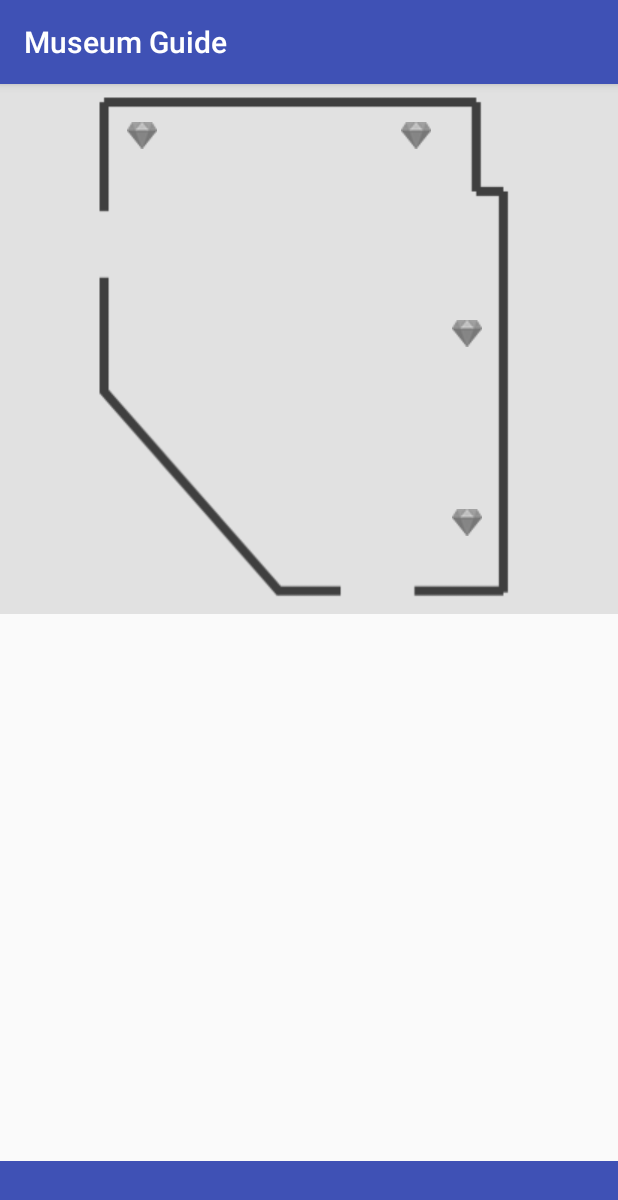
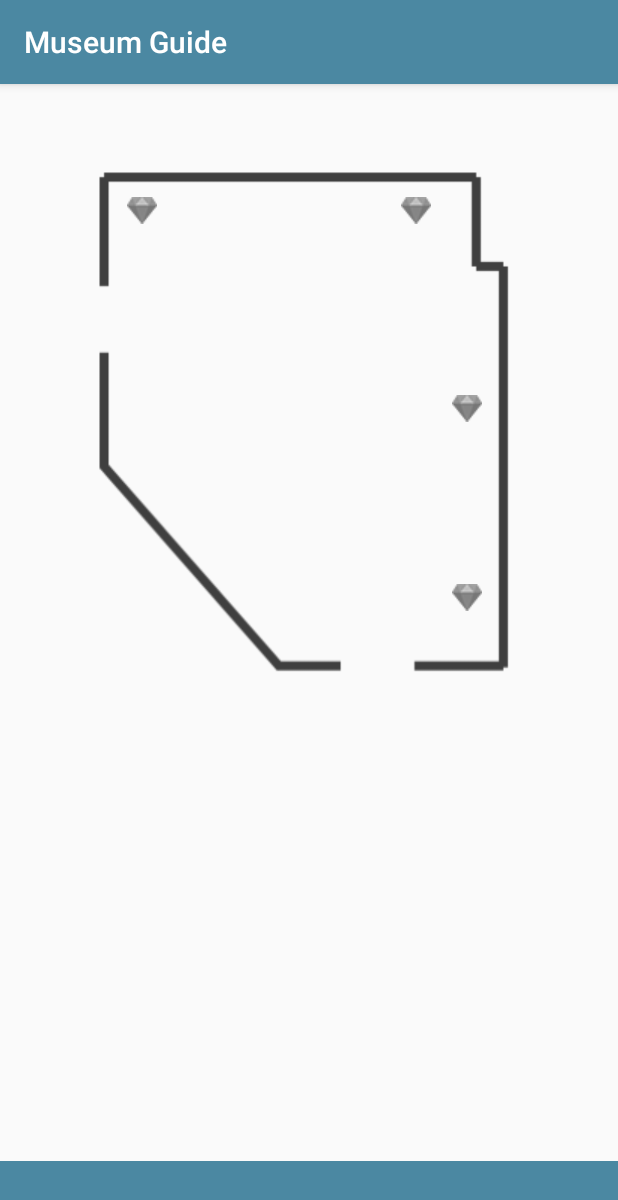
Before and after one commit to MuseumGuide/stickers-museum, an Android app: the Room screen opened directly, with no data from a screen before it, on a phone screen of 412 x 824 dp. Shown: the top 1200 px of the screen. Run offline under Robolectric (Android 15) with nearby library versions, the phone set to English and light mode, and no system bars; libraries missing offline, so code that uses them is left out: com.estimote.sdk; 3 statements that could not run were skipped.

Commit message:
demo changes

```diff
--- a/app/src/main/java/pl/zpi/museumguide/Room.java
+++ b/app/src/main/java/pl/zpi/museumguide/Room.java
@@ -57,10 +57,6 @@ public class Room extends AppCompatActivity
         setContentView(R.layout.activity_room);
 
         background = (RelativeLayout) findViewById(R.id.map);
-
-        findViewById(R.id.background_room).setBackgroundColor(Color.parseColor("#e1e1e1"));
-        findViewById(R.id.main_room).setBackgroundColor(Color.parseColor("#e1e1e1"));
-
         background.setBackgroundResource(R.drawable.mapa);
 
         sticker1 = (ImageView) findViewById(R.id.sticker_1);
--- a/app/src/main/java/pl/zpi/museumguide/data/DataPreparerRepository.java
+++ b/app/src/main/java/pl/zpi/museumguide/data/DataPreparerRepository.java
@@ -26,14 +26,19 @@ public class DataPreparerRepository implements DataRepository {
      /**
      * UUID Mario 1
      */
-    public static final String beacon1UUID = "4810b7186752df3a";
+    public static final String beacon1UUID = "04fa06a3e84db44d";
     // UUID Mati 1 "9d52d31fa9e0f214"
+    // UUID Mario 1 "4810b7186752df3a"
+    // UUID Bed "04fa06a3e84db44d"
+
 
     /**
      * UUID Mario 2
      */
-    public static final String beacon2UUID = "3804f0fbfdafcc37";
+    public static final String beacon2UUID = "3b3101cd591facae";
     // UUID Mati 2 "c0e0ce88435105aa"
+    // UUID Mario 2 "3804f0fbfdafcc37"
+    // UUID Door_blue "3b3101cd591facae"
 
     public DataPreparerRepository() {
         works = new ArrayList<>();
--- a/app/src/main/res/layout/activity_main.xml
+++ b/app/src/main/res/layout/activity_main.xml
@@ -48,6 +48,6 @@
         android:layout_centerHorizontal="true"
         android:layout_marginBottom="19dp"
         android:onClick="goToMap"
-        android:text="Button" />
+        android:text="Mapa" />
 
 </RelativeLayout>
--- a/app/src/main/res/layout/activity_room.xml
+++ b/app/src/main/res/layout/activity_room.xml
@@ -1,6 +1,5 @@
 <?xml version="1.0" encoding="utf-8"?>
-<android.support.design.widget.CoordinatorLayout
-    xmlns:android="http://schemas.android.com/apk/res/android"
+<android.support.design.widget.CoordinatorLayout xmlns:android="http://schemas.android.com/apk/res/android"
     xmlns:app="http://schemas.android.com/apk/res-auto"
     xmlns:tools="http://schemas.android.com/tools"
     android:layout_width="match_parent"
@@ -11,6 +10,7 @@
         android:layout_width="match_parent"
         android:layout_height="match_parent"
         app:layout_behavior="@string/appbar_scrolling_view_behavior">
+
         <android.support.constraint.ConstraintLayout xmlns:android="http://schemas.android.com/apk/res/android"
             xmlns:app="http://schemas.android.com/apk/res-auto"
             xmlns:tools="http://schemas.android.com/tools"
@@ -23,10 +23,11 @@
                 android:id="@+id/background_room"
                 android:layout_width="301dp"
                 android:layout_height="353dp"
+                app:layout_constraintBottom_toBottomOf="parent"
+                app:layout_constraintLeft_toLeftOf="parent"
                 app:layout_constraintRight_toRightOf="parent"
-        app:layout_constraintLeft_toLeftOf="parent"
-        app:layout_constraintBottom_toBottomOf="parent"
-        app:layout_constraintTop_toTopOf="parent">
+                app:layout_constraintTop_toTopOf="parent"
+                android:layout_marginTop="50dp">
 
                 <RelativeLayout
                     android:id="@+id/map"
@@ -76,7 +77,6 @@
             </FrameLayout>
 
 
-
         </android.support.constraint.ConstraintLayout>
     </android.support.v4.widget.NestedScrollView>
 
@@ -107,10 +107,10 @@
         android:layout_width="wrap_content"
         android:layout_height="618dp"
         android:background="@color/colorPrimaryDark"
-        android:paddingBottom="@dimen/activity_vertical_margin"
+        android:orientation="vertical"
 
 
-        android:orientation="vertical"
+        android:paddingBottom="@dimen/activity_vertical_margin"
         app:behavior_hideable="true"
         app:behavior_peekHeight="50dp"
         app:elevation="4dp"
@@ -130,9 +130,9 @@
                 android:id="@+id/MapWorkTitle"
                 android:layout_width="match_parent"
                 android:layout_height="match_parent"
+                android:layout_marginTop="15dp"
                 android:textAlignment="center"
-                android:textSize="18sp"
-                android:textStyle="bold" />
+                android:textSize="14sp" />
         </android.support.v7.widget.Toolbar>
 
         <android.support.design.widget.TabLayout
--- a/app/src/main/res/values/colors.xml
+++ b/app/src/main/res/values/colors.xml
@@ -1,7 +1,10 @@
 <?xml version="1.0" encoding="utf-8"?>
 <resources>
-    <color name="colorPrimary">#3F51B5</color>
-    <color name="colorPrimaryDark">#303F9F</color>
-    <color name="colorAccent">#FF4081</color>
+    <color name="colorPrimary">#4b88a2</color>
+    <!--<color name="colorPrimaryDark">#d3d4d9</color>-->
+    <color name="colorPrimaryDark">#e7e8ed</color>
+
+    <!--<color name="colorAccent">#FF4081</color>-->
+    <color name="colorAccent">#4b88a2</color>
     <color name="colorBackground">#b3b0b0</color>
 </resources>
```
Also changed, not shown: app/src/main/res/layout/activity_tab_test.xml (deleted, +0 -57 lines). Lines whose indentation alone changed are shown as unchanged.
